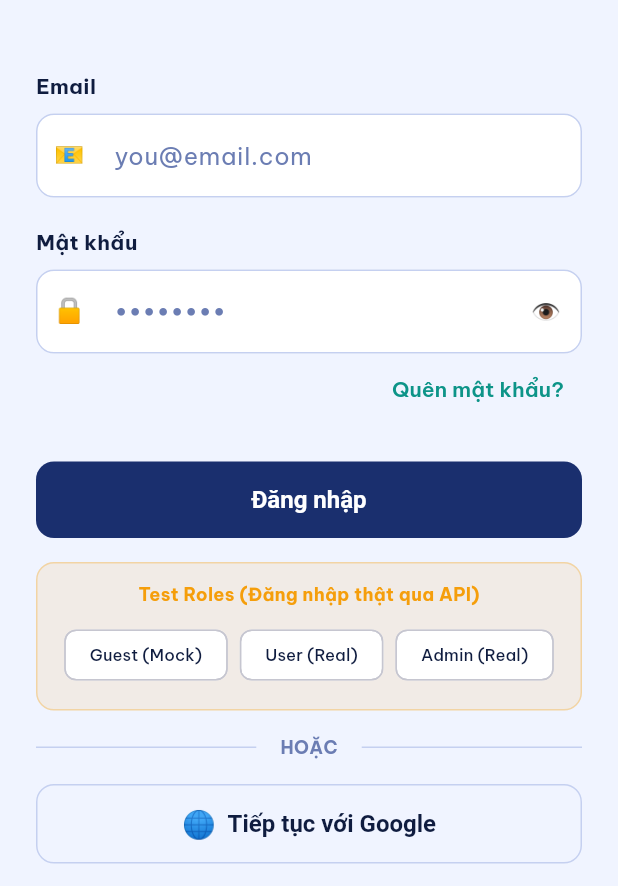
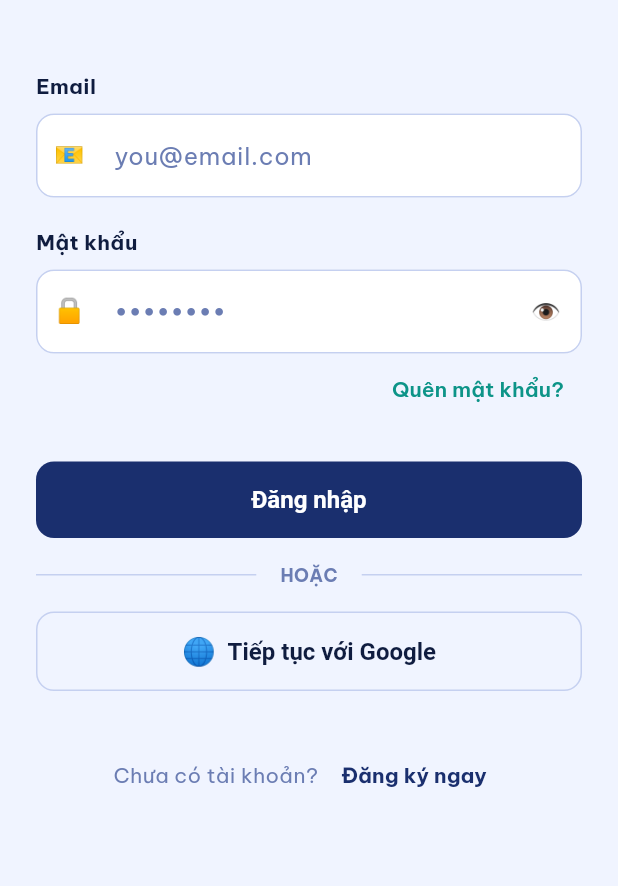
Before and after one commit to sonhonggiang/PRM392-Project, a Flutter app: the screen it shows after launch, after a tap on "Bỏ qua", on a phone screen of 412 x 824 dp, the part 350-1236 px from its top. Run offline on Flutter 3.47's test engine with Material 3 defaults, Android fonts, the phone set to English and light mode, and no system bars; our stand-ins replace google_fonts, image_picker; accounts and stored records are empty; network calls fail.

Commit message:
chore: remove Test Roles development chips from LoginScreen and add admin update helper script

```diff
--- a/font_end/lib/screens/auth/login_screen.dart
+++ b/font_end/lib/screens/auth/login_screen.dart
@@ -200,49 +200,7 @@
               ),
               const SizedBox(height: 16),
 
-              // TEST ROLES (For development)
-              Container(
-                padding: const EdgeInsets.all(12),
-                decoration: BoxDecoration(
-                  color: AppTheme.amber.withOpacity(0.1),
-                  borderRadius: BorderRadius.circular(12),
-                  border: Border.all(color: AppTheme.amber.withOpacity(0.3)),
-                ),
-                child: Column(
-                  children: [
-                    const Text('Test Roles (Đăng nhập thật qua API)', style: TextStyle(color: AppTheme.amber, fontWeight: FontWeight.bold, fontSize: 12)),
-                    const SizedBox(height: 8),
-                    Wrap(
-                      spacing: 8,
-                      runSpacing: 8,
-                      alignment: WrapAlignment.center,
-                      children: [
-                        ActionChip(
-                          label: const Text('Guest (Mock)', style: TextStyle(fontSize: 11)),
-                          onPressed: () => _handleMockLogin(UserModel.mockGuest),
-                        ),
-                        ActionChip(
-                          label: const Text('User (Real)', style: TextStyle(fontSize: 11)),
-                          onPressed: () {
-                            _emailController.text = 'user@origami.com';
-                            _passwordController.text = '123456';
-                            _handleRealLogin();
-                          },
-                        ),
-                        ActionChip(
-                          label: const Text('Admin (Real)', style: TextStyle(fontSize: 11)),
-                          onPressed: () {
-                            _emailController.text = 'admin@origami.com';
-                            _passwordController.text = '123456';
-                            _handleRealLogin();
-                          },
-                        ),
-                      ],
-                    ),
-                  ],
-                ),
-              ),
-              const SizedBox(height: 16),
+
 
               // OR divider
               Row(
```
Also changed, not shown: 1 other file.
